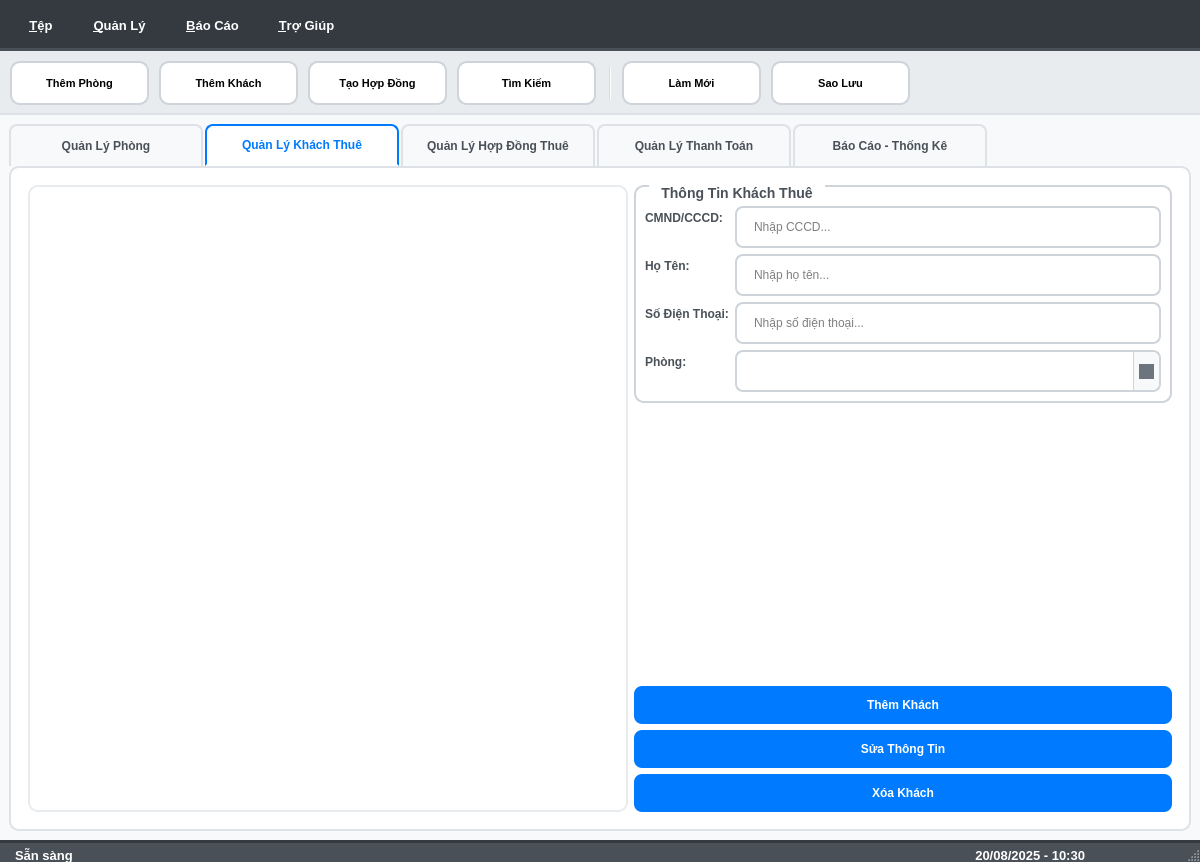
Before: the Qt Designer form ui/design/admin_main.ui in huymatthew/PBL02, drawn with Qt 5.
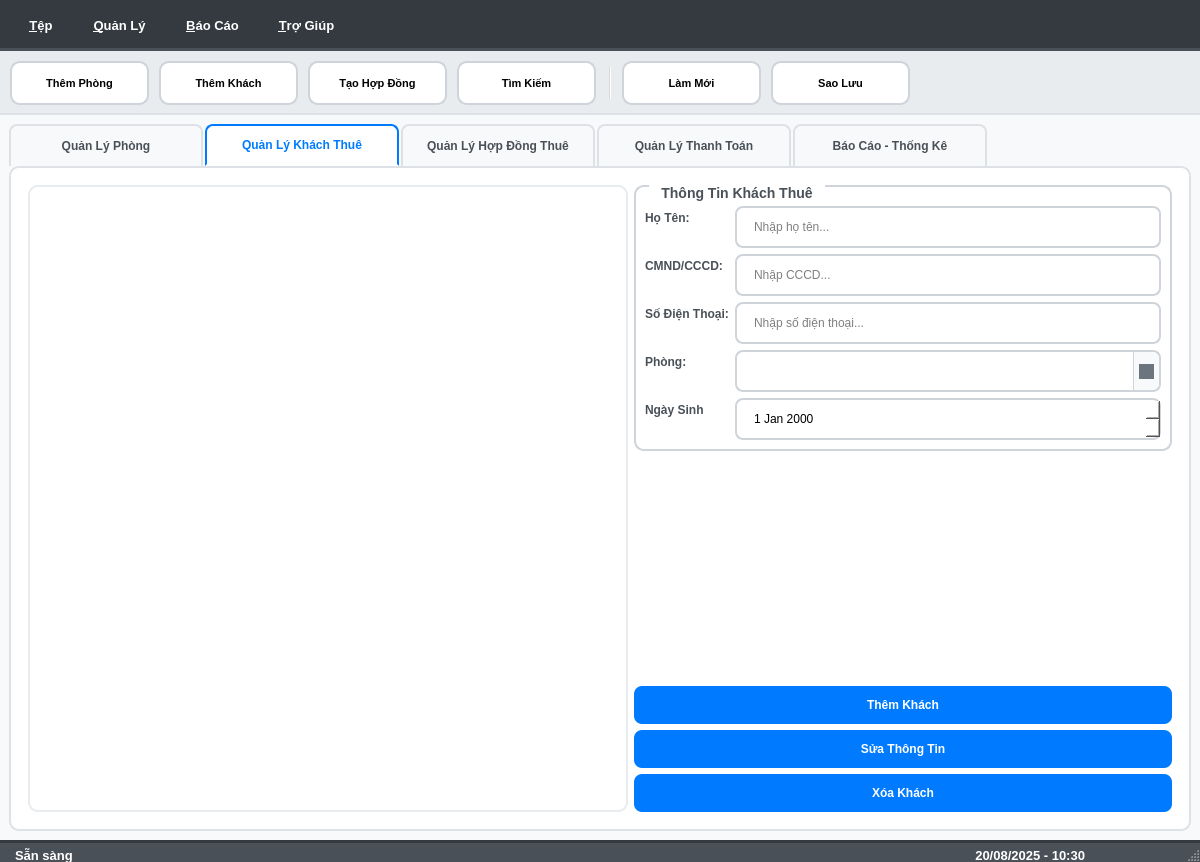
After: the same form once the commit is applied. The open tabs and pages were chosen to show the change. Icons and pictures are not drawn.

What changed in the file:
```diff
--- a/ui/design/admin_main.ui
+++ b/ui/design/admin_main.ui
@@ -347,7 +347,7 @@
        <enum>QTabWidget::Rounded</enum>
       </property>
       <property name="currentIndex">
-       <number>3</number>
+       <number>1</number>
       </property>
       <property name="iconSize">
        <size>
@@ -520,7 +520,7 @@
                <property name="minimumSize">
                 <size>
                  <width>0</width>
-                 <height>70</height>
+                 <height>42</height>
                 </size>
                </property>
                <property name="placeholderText">
@@ -631,48 +631,58 @@
                </property>
               </widget>
              </item>
-             <item row="2" column="1">
+             <item row="4" column="1">
               <widget class="QLineEdit" name="tenantPhoneEdit">
                <property name="placeholderText">
                 <string>Nhập số điện thoại...</string>
                </property>
               </widget>
              </item>
-             <item row="4" column="0">
+             <item row="7" column="0">
               <widget class="QLabel" name="tenantRoomLabel">
                <property name="text">
                 <string>Phòng:</string>
                </property>
               </widget>
              </item>
-             <item row="4" column="1">
+             <item row="7" column="1">
               <widget class="QComboBox" name="tenantRoomComboBox">
                <property name="editable">
                 <bool>false</bool>
                </property>
               </widget>
              </item>
-             <item row="0" column="0">
-              <widget class="QLabel" name="tenantIdLabel">
-               <property name="text">
-                <string>CMND/CCCD:</string>
-               </property>
-              </widget>
-             </item>
-             <item row="0" column="1">
-              <widget class="QLineEdit" name="tenantIdEdit">
-               <property name="placeholderText">
-                <string>Nhập CCCD...</string>
-               </property>
-              </widget>
-             </item>
-             <item row="2" column="0">
+             <item row="4" column="0">
               <widget class="QLabel" name="tenantPhoneLabel">
                <property name="text">
                 <string>Số Điện Thoại:</string>
                </property>
               </widget>
              </item>
+             <item row="2" column="1">
+              <widget class="QLineEdit" name="tenantIdEdit">
+               <property name="placeholderText">
+                <string>Nhập CCCD...</string>
+               </property>
+              </widget>
+             </item>
+             <item row="2" column="0">
+              <widget class="QLabel" name="tenantIdLabel">
+               <property name="text">
+                <string>CMND/CCCD:</string>
+               </property>
+              </widget>
+             </item>
+             <item row="8" column="1">
+              <widget class="QDateEdit" name="dateOfBirth"/>
+             </item>
+             <item row="8" column="0">
+              <widget class="QLabel" name="label">
+               <property name="text">
+                <string>Ngày Sinh</string>
+               </property>
+              </widget>
+             </item>
             </layout>
            </widget>
           </item>
```
